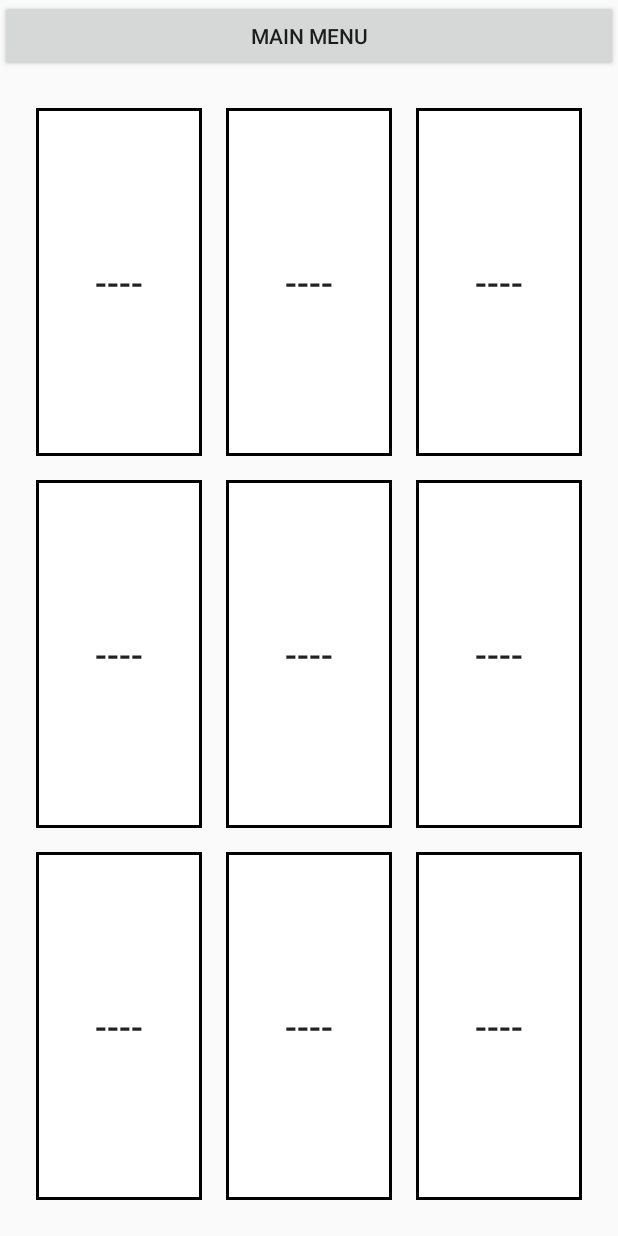
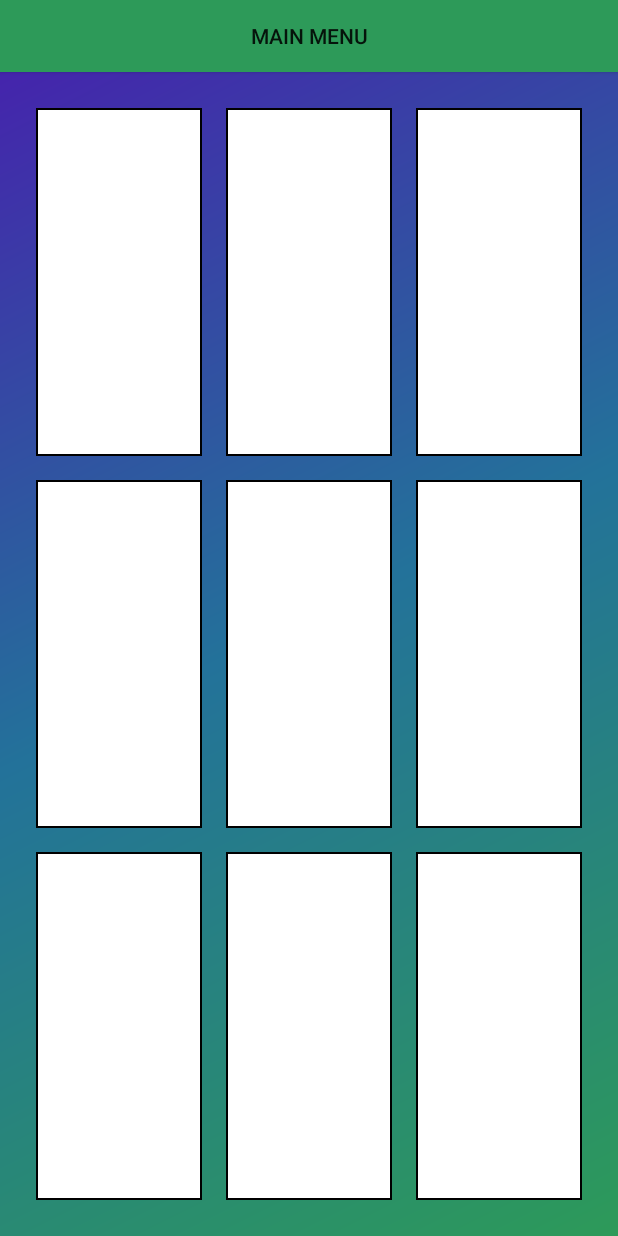
Before and after one commit to PraisEneh/KotlinTicTacToe, an Android app built with Jetpack Compose: the screen it shows after launch (TicTacToeActivity), after a tap on "START GAME", on a phone screen of 412 x 824 dp. Run offline under Robolectric (Android 15) with nearby library versions, the phone set to English and light mode, and no system bars.

Commit message:
Styling UI and adding Collin Mode

```diff
--- a/app/src/main/java/com/example/tictactoe/EndGameActivity.kt
+++ b/app/src/main/java/com/example/tictactoe/EndGameActivity.kt
@@ -1,6 +1,7 @@
 package com.example.tictactoe
 
 import android.content.Intent
+import android.media.MediaPlayer
 import android.os.Bundle
 import android.widget.Button
 import android.widget.TextView
@@ -18,6 +19,10 @@ class EndGameActivity : AppCompatActivity() {
         val winner = intent.getStringExtra("winner")
         if (winner != null) {
             endGameMessage.text = "$winner won"
+            if (isCollinMode && winner == "Collin") {
+                val howDoesThatMakeYouFeel = MediaPlayer.create(this, R.raw.how_does_that_make_you_feel)
+                howDoesThatMakeYouFeel.start()
+            }
         } else {
             endGameMessage.text = "It's a tie"
         }
@@ -30,6 +35,7 @@ class EndGameActivity : AppCompatActivity() {
         mainMenuButton.setOnClickListener {
             val intent = Intent(this, MainActivity::class.java)
             startActivity(intent)
+            isCollinMode = false
         }
     }
 }
--- a/app/src/main/java/com/example/tictactoe/MainActivity.kt
+++ b/app/src/main/java/com/example/tictactoe/MainActivity.kt
@@ -1,10 +1,15 @@
 package com.example.tictactoe
 
 import android.content.Intent
+import android.media.MediaPlayer
 import android.os.Bundle
 import android.widget.Button
+import android.widget.Switch
+import android.widget.Toast
+import android.widget.ToggleButton
 import androidx.appcompat.app.AppCompatActivity
 
+var isCollinMode = false
 class MainActivity : AppCompatActivity() {
     override fun onCreate(savedInstanceState: Bundle?) {
         super.onCreate(savedInstanceState)
@@ -15,5 +20,14 @@ class MainActivity : AppCompatActivity() {
             val intent = Intent(this, TicTacToeActivity::class.java)
             startActivity(intent)
         }
+
+        val mediaPlayer = MediaPlayer.create(this, R.raw.just_for_giggles)
+
+        var collinMode: Switch = findViewById(R.id.collin_mode_switch)
+        collinMode.setOnCheckedChangeListener { _ , isChecked ->
+            Toast.makeText(this, if(isChecked) "Collin Mode ON" else "Collin Mode OFF", Toast.LENGTH_SHORT).show()
+            isCollinMode = isChecked
+            mediaPlayer.start()
+        }
     }
 }
--- a/app/src/main/res/drawable/button_border.xml
+++ b/app/src/main/res/drawable/button_border.xml
@@ -1,5 +1,5 @@
 <?xml version="1.0" encoding="utf-8"?>
 <shape xmlns:android="http://schemas.android.com/apk/res/android" >
-    <solid android:color="@android:color/white" />
-    <stroke android:width="2dp" android:color="@android:color/black" />
+    <solid android:color="@color/empty_button" />
+    <stroke android:width="1dp" android:color="@android:color/black" />
 </shape>
--- /dev/null
+++ b/app/src/main/res/drawable/button_border_o.xml
@@ -0,0 +1,9 @@
+<?xml version="1.0" encoding="utf-8"?>
+<shape xmlns:android="http://schemas.android.com/apk/res/android">
+    <gradient
+        android:startColor="@color/purple"
+        android:centerColor="@color/blue"
+        android:endColor="@color/purple"
+        android:angle="135" />
+    <stroke android:width="1dp" android:color="@android:color/black" />
+</shape>
--- /dev/null
+++ b/app/src/main/res/drawable/button_border_x.xml
@@ -0,0 +1,9 @@
+<?xml version="1.0" encoding="utf-8"?>
+<shape xmlns:android="http://schemas.android.com/apk/res/android">
+    <gradient
+        android:startColor="@color/green"
+        android:centerColor="@color/blue"
+        android:endColor="@color/green"
+        android:angle="225" />
+    <stroke android:width="1dp" android:color="@android:color/black" />
+</shape>
--- /dev/null
+++ b/app/src/main/res/drawable/gradient_background.xml
@@ -0,0 +1,9 @@
+<?xml version="1.0" encoding="utf-8"?>
+<shape xmlns:android="http://schemas.android.com/apk/res/android"
+    android:shape="rectangle">
+    <gradient
+        android:startColor="@color/green"
+        android:centerColor="@color/blue"
+        android:endColor="@color/purple"
+        android:angle="135" />
+</shape>
--- a/app/src/main/res/layout/end_game_layout.xml
+++ b/app/src/main/res/layout/end_game_layout.xml
@@ -3,12 +3,14 @@
     android:layout_width="match_parent"
     android:layout_height="match_parent"
     android:orientation="vertical"
-    android:gravity="center">
+    android:gravity="center"
+    android:background="@drawable/gradient_background">
 
     <TextView
         android:id="@+id/end_game_message"
         android:layout_width="wrap_content"
         android:layout_height="wrap_content"
+        android:textColor="@color/light_mode_text"
         android:textSize="24sp" />
 
     <Button
--- a/app/src/main/res/layout/game_layout.xml
+++ b/app/src/main/res/layout/game_layout.xml
@@ -2,13 +2,15 @@
 <LinearLayout xmlns:android="http://schemas.android.com/apk/res/android"
     android:layout_width="match_parent"
     android:layout_height="match_parent"
-    android:orientation="vertical">
+    android:orientation="vertical"
+    android:background="@drawable/gradient_background">
 
     <Button
         android:id="@+id/mainMenuButton"
         android:layout_width="match_parent"
         android:layout_height="wrap_content"
-        android:text="Main Menu" />
+        android:text="Main Menu"
+        android:background="@color/green"/>
 
     <GridLayout xmlns:android="http://schemas.android.com/apk/res/android"
         android:layout_width="match_parent"
@@ -28,8 +30,9 @@
             android:layout_column="0"
             android:layout_columnWeight="1"
             android:layout_margin="8dp"
-            android:text="----"
-            android:textSize="24sp"
+            android:text="-"
+            android:textColor="@color/white"
+            android:textSize="60sp"
             android:background="@drawable/button_border" />
 
         <Button
@@ -42,8 +45,9 @@
             android:layout_margin="8dp"
             android:layout_row="0"
             android:layout_column="1"
-            android:text="----"
-            android:textSize="24sp"
+            android:text="-"
+            android:textColor="@color/white"
+            android:textSize="60sp"
             android:background="@drawable/button_border" />
 
         <Button
@@ -56,8 +60,9 @@
             android:layout_margin="8dp"
             android:layout_row="0"
             android:layout_column="2"
-            android:text="----"
-            android:textSize="24sp"
+            android:text="-"
+            android:textColor="@color/white"
+            android:textSize="60sp"
             android:background="@drawable/button_border" />
 
         <Button
@@ -70,8 +75,9 @@
             android:layout_margin="8dp"
             android:layout_row="1"
             android:layout_column="0"
-            android:text="----"
-            android:textSize="24sp"
+            android:text="-"
+            android:textColor="@color/white"
+            android:textSize="60sp"
             android:background="@drawable/button_border" />
 
         <Button
@@ -84,8 +90,9 @@
             android:layout_margin="8dp"
             android:layout_row="1"
             android:layout_column="1"
-            android:text="----"
-            android:textSize="24sp"
+            android:text="-"
+            android:textColor="@color/white"
+            android:textSize="60sp"
             android:background="@drawable/button_border" />
 
         <Button
@@ -98,8 +105,9 @@
             android:layout_margin="8dp"
             android:layout_row="1"
             android:layout_column="2"
-            android:text="----"
-            android:textSize="24sp"
+            android:text="-"
+            android:textColor="@color/white"
+            android:textSize="60sp"
             android:background="@drawable/button_border" />
 
         <Button
@@ -112,8 +120,9 @@
             android:layout_margin="8dp"
             android:layout_row="2"
             android:layout_column="0"
-            android:text="----"
-            android:textSize="24sp"
+            android:text="-"
+            android:textColor="@color/white"
+            android:textSize="60sp"
             android:background="@drawable/button_border" />
 
         <Button
@@ -126,8 +135,9 @@
             android:layout_margin="8dp"
             android:layout_row="2"
             android:layout_column="1"
-            android:text="----"
-            android:textSize="24sp"
+            android:text="-"
+            android:textColor="@color/white"
+            android:textSize="60sp"
             android:background="@drawable/button_border" />
 
         <Button
@@ -140,8 +150,9 @@
             android:layout_margin="8dp"
             android:layout_row="2"
             android:layout_column="2"
-            android:text="----"
-            android:textSize="24sp"
+            android:text="-"
+            android:textColor="@color/white"
+            android:textSize="60sp"
             android:background="@drawable/button_border" />
 
     </GridLayout>
--- a/app/src/main/res/values/colors.xml
+++ b/app/src/main/res/values/colors.xml
@@ -1,10 +1,10 @@
 <?xml version="1.0" encoding="utf-8"?>
 <resources>
-    <color name="purple_200">#FFBB86FC</color>
-    <color name="purple_500">#FF6200EE</color>
-    <color name="purple_700">#FF3700B3</color>
-    <color name="teal_200">#FF03DAC5</color>
-    <color name="teal_700">#FF018786</color>
+    <color name="green">#ff2d9a59</color>
+    <color name="blue">#ff23729a</color>
+    <color name="purple">#481CAE</color>
+    <color name="empty_button">#FFFFFF</color>
+    <color name="light_mode_text">#FFFFFFFF</color>
     <color name="black">#FF000000</color>
     <color name="white">#FFFFFFFF</color>
 </resources>
--- a/app/src/main/res/values/themes.xml
+++ b/app/src/main/res/values/themes.xml
@@ -1,5 +1,4 @@
 <?xml version="1.0" encoding="utf-8"?>
 <resources>
-
     <style name="Theme.TicTacToe" parent="Theme.AppCompat.Light.NoActionBar" />
 </resources>
```
Also changed, not shown: app/src/main/java/com/example/tictactoe/TicTacToeActivity.kt (+33 -4 lines), app/src/main/res/layout/activity_main.xml (+17 -3 lines), app/src/main/res/drawable/catfish.png (added), app/src/main/res/drawable/collin.png (added), 5 other files.
